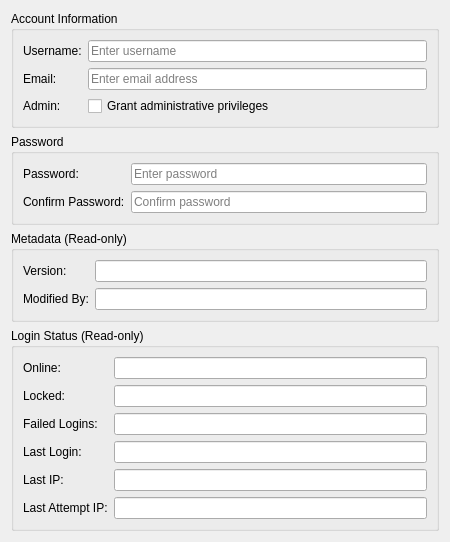
Above: projects/ores.qt/ui/AccountDetailDialog.ui from OreStudio/OreStudio before the change. Below: the same form after it.
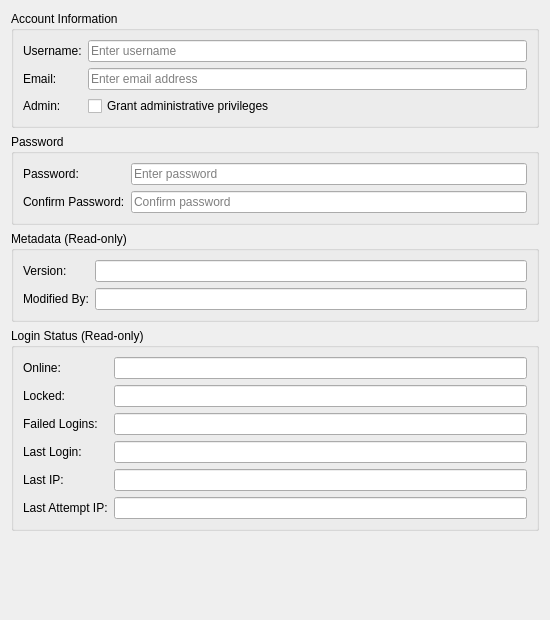
That is the form after the change.

Commit message: [qt] Fix account dialog, flag cache, and instance indicator

```diff
--- a/projects/ores.qt/ui/AccountDetailDialog.ui
+++ b/projects/ores.qt/ui/AccountDetailDialog.ui
@@ -6,8 +6,8 @@
    <rect>
     <x>0</x>
     <y>0</y>
-    <width>450</width>
-    <height>400</height>
+    <width>550</width>
+    <height>620</height>
    </rect>
   </property>
   <property name="sizePolicy">
```
The commit also changes 4 other files.
